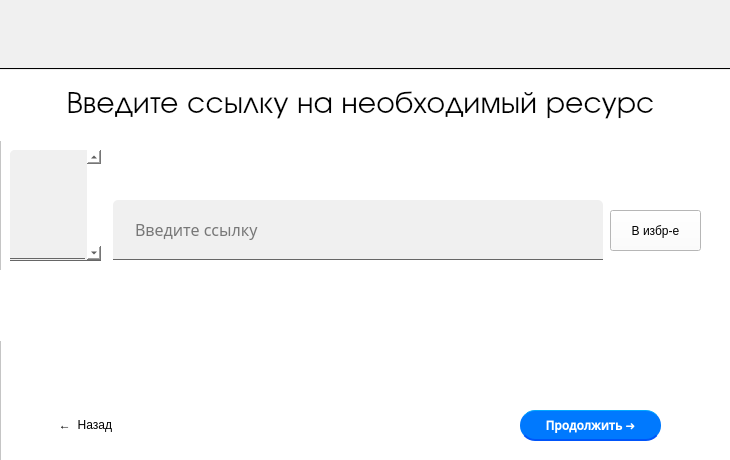
Qt form uiandpy/search.ui (MICROWAVE-web/Yandex_project_2021) before a commit.
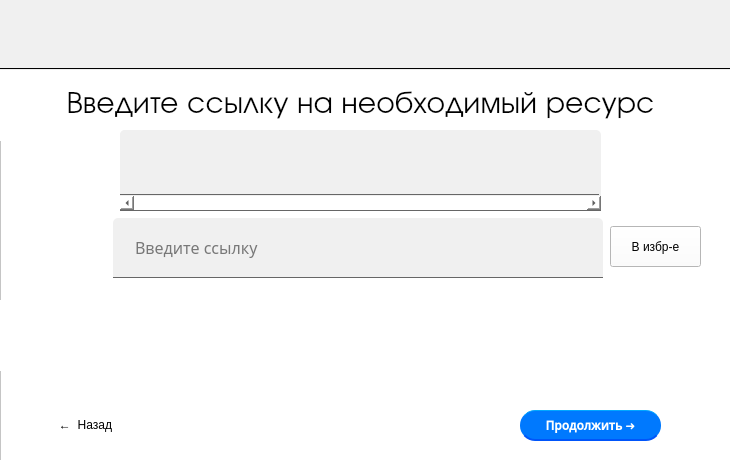
The same form after that commit.

```diff
--- a/uiandpy/search.ui
+++ b/uiandpy/search.ui
@@ -118,7 +118,7 @@
     <property name="geometry">
      <rect>
       <x>113</x>
-      <y>130</y>
+      <y>148</y>
       <width>490</width>
       <height>60</height>
      </rect>
@@ -149,7 +149,7 @@
     <property name="geometry">
      <rect>
       <x>-40</x>
-      <y>200</y>
+      <y>230</y>
       <width>811</width>
       <height>71</height>
      </rect>
@@ -160,7 +160,7 @@
     <property name="geometry">
      <rect>
       <x>210</x>
-      <y>290</y>
+      <y>320</y>
       <width>281</width>
       <height>41</height>
      </rect>
@@ -207,10 +207,10 @@
    <widget class="QScrollArea" name="scrollArea">
     <property name="geometry">
      <rect>
-      <x>10</x>
-      <y>80</y>
-      <width>91</width>
-      <height>111</height>
+      <x>120</x>
+      <y>60</y>
+      <width>481</width>
+      <height>81</height>
      </rect>
     </property>
     <property name="styleSheet">
@@ -222,13 +222,13 @@
 background-color: rgb(240, 240, 240);</string>
     </property>
     <property name="verticalScrollBarPolicy">
-     <enum>Qt::ScrollBarAlwaysOn</enum>
-    </property>
-    <property name="horizontalScrollBarPolicy">
      <enum>Qt::ScrollBarAlwaysOff</enum>
     </property>
+    <property name="horizontalScrollBarPolicy">
+     <enum>Qt::ScrollBarAlwaysOn</enum>
+    </property>
     <property name="sizeAdjustPolicy">
-     <enum>QAbstractScrollArea::AdjustToContents</enum>
+     <enum>QAbstractScrollArea::AdjustIgnored</enum>
     </property>
     <property name="widgetResizable">
      <bool>true</bool>
@@ -238,8 +238,8 @@
       <rect>
        <x>0</x>
        <y>0</y>
-       <width>75</width>
-       <height>109</height>
+       <width>479</width>
+       <height>65</height>
       </rect>
      </property>
     </widget>
@@ -248,7 +248,7 @@
     <property name="geometry">
      <rect>
       <x>610</x>
-      <y>140</y>
+      <y>156</y>
       <width>91</width>
       <height>41</height>
      </rect>
```
